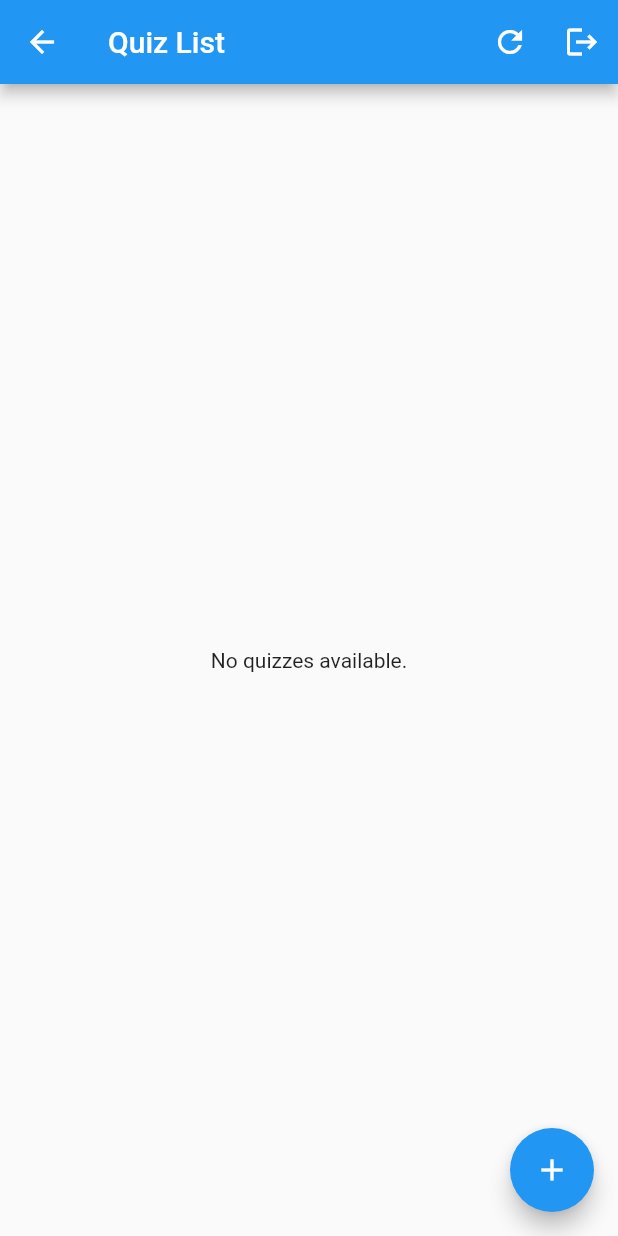
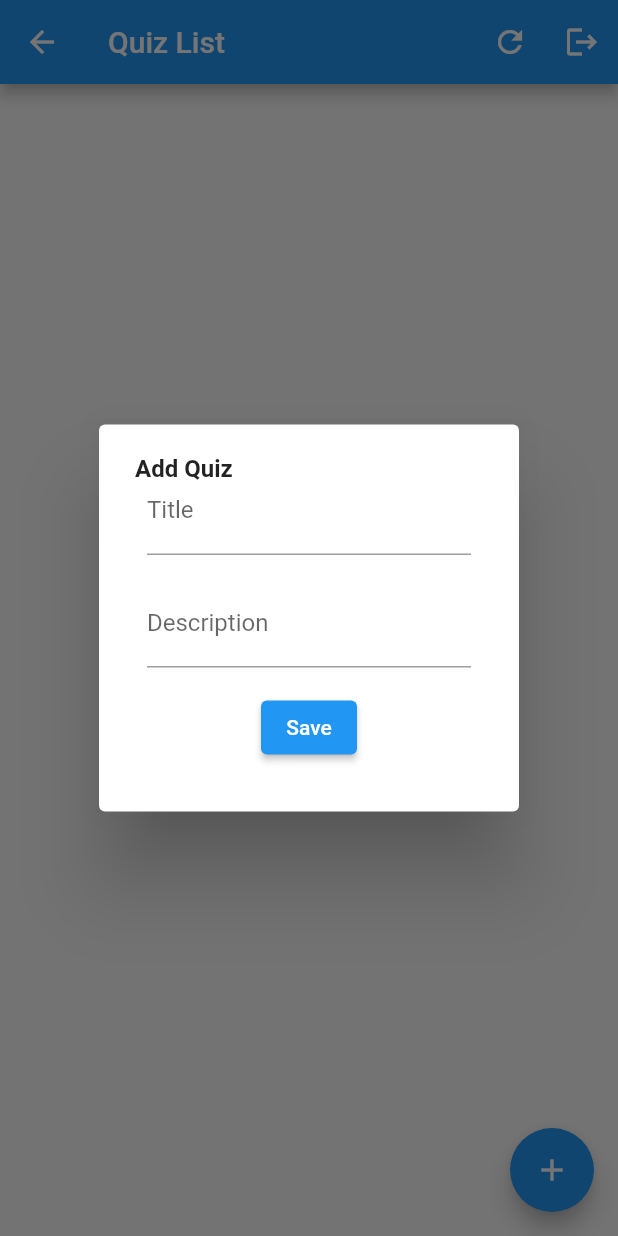
Before and after one commit to HiepHT411/quizServerSide, a Flutter app: the QuizListScreen screen opened by its route, after a tap on the "add" icon, on a phone screen of 412 x 824 dp. Run offline on Flutter 3.47's test engine with Material 2 defaults, Android fonts, the phone set to English and light mode, and no system bars; our stand-ins replace shared_preferences; accounts and stored records are empty; network calls fail.

Commit message:
create new quiz, consistent updates between routes

```diff
--- a/goquiz_ui/lib/providers/quiz_provider.dart
+++ b/goquiz_ui/lib/providers/quiz_provider.dart
@@ -98,7 +98,7 @@ class QuizProvider with ChangeNotifier {
     }
   }
 
-  Future<Question> addQuestion(
+  Future<Quiz> addQuestion(
       int quizID, String prompt, List<Answer> answers) async {
     var authToken = await authProvider.accessToken;
     final response = await http.post(
@@ -114,21 +114,68 @@ class QuizProvider with ChangeNotifier {
     if (response.statusCode == 200) {
       final data = jsonDecode(response.body);
       notifyListeners();
-      return Question(
+      return Quiz(
         id: data['id'],
-        questionText: data['prompt'],
-        answers: (data['answers'] as List<dynamic>)
-            .map((json) => Answer(
+        title: data['title'],
+        description: data['description'],
+        questions: (data['questions'] as List<dynamic>)
+            .map((json) => Question(
                   id: json['id'],
-                  text: json['text'],
-                  correct: json['correct'],
+                  questionText: json['prompt'],
+                  answers: (json['answers'] as List<dynamic>)
+                      .map((json) => Answer(
+                            id: json['id'],
+                            text: json['text'],
+                            correct: json['correct'],
+                          ))
+                      .toList(),
+                  isMultipleChoice: true,
                 ))
             .toList(),
-        isMultipleChoice: true,
       );
     } else {
       log('Failed to add question: ${response.statusCode}');
       throw Exception('Failed to add question');
     }
   }
+
+  Future<Quiz> addQuiz(String title, String description) async {
+    var authToken = await authProvider.accessToken;
+    final response = await http.post(Uri.parse('$API_URL/quizzes'),
+        body: jsonEncode(<String, String>{
+          'title': title,
+          'description': description,
+        }),
+        headers: <String, String>{
+          'Content-Type': 'application/json',
+          'Authorization': 'Bearer $authToken'
+        });
+
+    if (response.statusCode == 201) {
+      final data = jsonDecode(response.body);
+      notifyListeners();
+      return Quiz(
+        id: data['id'],
+        title: data['title'],
+        description: data['description'],
+        questions: (data['questions'] as List<dynamic>)
+            .map((json) => Question(
+                  id: json['id'],
+                  questionText: json['prompt'],
+                  answers: (json['answers'] as List<dynamic>)
+                      .map((json) => Answer(
+                            id: json['id'],
+                            text: json['text'],
+                            correct: json['correct'],
+                          ))
+                      .toList(),
+                  isMultipleChoice: true,
+                ))
+            .toList(),
+      );
+    } else {
+      log('Failed to add quiz: ${response.statusCode}');
+      throw Exception('Failed to add quiz');
+    }
+  }
 }
--- a/goquiz_ui/lib/views/quiz/quiz_detail_screen.dart
+++ b/goquiz_ui/lib/views/quiz/quiz_detail_screen.dart
@@ -27,7 +27,12 @@ class _QuizDetailScreenState extends State<QuizDetailScreen> {
 
   @override
   Widget build(BuildContext context) {
-    return Scaffold(
+    return WillPopScope(
+        onWillPop: () async {
+          Navigator.pop(context, _quiz);
+          return true;
+        },
+        child: Scaffold(
           appBar: AppBar(
             title: Text(_quiz.title),
             actions: [
@@ -44,12 +49,17 @@ class _QuizDetailScreenState extends State<QuizDetailScreen> {
           ),
           body: _buildQuizQuestionsList(),
           floatingActionButton: FloatingActionButton(
-          onPressed: () {
-            Navigator.pushNamed(context, AppRoutes.questionForm,
-                arguments: _quiz.id);
+              tooltip: "Add Question",
+              onPressed: () async {
+                Quiz tmpQuiz = await Navigator.pushNamed(
+                        context, AppRoutes.questionForm, arguments: _quiz.id)
+                    as Quiz;
+                setState(() {
+                  _quiz = tmpQuiz;
+                });
               },
               child: const Icon(Icons.add)),
-    );
+        ));
   }
 
   Widget _buildQuizQuestionsList() {
@@ -93,8 +103,9 @@ class _QuizDetailScreenState extends State<QuizDetailScreen> {
       ScaffoldMessenger.of(context).showSnackBar(SnackBar(
         content: Text(e.toString()),
       ));
+    } finally {
+      Navigator.of(context).pop();
     }
-    Navigator.of(context).pop();
   }
 
   void _showEditDialog() {
--- a/goquiz_ui/lib/views/quiz/quiz_list_screen.dart
+++ b/goquiz_ui/lib/views/quiz/quiz_list_screen.dart
@@ -51,9 +51,8 @@ class _QuizListScreenState extends State<QuizListScreen> {
       ),
       body: _buildQuizList(_quizzes),
       floatingActionButton: FloatingActionButton(
-        onPressed: () {
-          // TODO: Handle creating a new quiz
-        },
+        tooltip: "Add Quiz",
+        onPressed: _addQuiz,
         child: const Icon(Icons.add),
       ),
     );
@@ -80,11 +79,83 @@ class _QuizListScreenState extends State<QuizListScreen> {
       child: ListTile(
         title: Text(quiz.title),
         subtitle: Text(quiz.description),
-        onTap: () {
-          Navigator.pushNamed(context, AppRoutes.quizDetail.toString(),
-              arguments: quiz);
+        onTap: () async {
+          Quiz tmpQuiz = await Navigator.pushNamed(
+                  context, AppRoutes.quizDetail.toString(), arguments: quiz)
+              as Quiz;
+          setState(() {
+            _quizzes[_quizzes
+                .indexWhere((element) => element.id == tmpQuiz.id)] = tmpQuiz;
+          });
         },
       ),
     );
   }
+
+  void _addQuiz() {
+    showDialog(
+        context: context,
+        builder: (BuildContext context) {
+          final TextEditingController titleController = TextEditingController();
+          final TextEditingController descriptionController =
+              TextEditingController();
+
+          return AlertDialog(
+              content: Stack(
+            children: <Widget>[
+              const Text("Add Quiz",
+                  style: TextStyle(fontWeight: FontWeight.bold, fontSize: 16)),
+              Form(
+                child: Column(
+                  mainAxisSize: MainAxisSize.min,
+                  children: <Widget>[
+                    Padding(
+                      padding: const EdgeInsets.all(8.0),
+                      child: TextFormField(
+                        controller: titleController,
+                        decoration: const InputDecoration(
+                          labelText: 'Title',
+                        ),
+                      ),
+                    ),
+                    Padding(
+                      padding: const EdgeInsets.all(8.0),
+                      child: TextFormField(
+                        controller: descriptionController,
+                        decoration: const InputDecoration(
+                          labelText: 'Description',
+                        ),
+                      ),
+                    ),
+                    Padding(
+                        padding: const EdgeInsets.all(8.0),
+                        child: ElevatedButton(
+                            child: const Text("Save"),
+                            onPressed: () {
+                              _saveAdd(titleController.text,
+                                  descriptionController.text);
+                            }))
+                  ],
+                ),
+              ),
+            ],
+          ));
+        });
+  }
+
+  Future<void> _saveAdd(String title, String description) async {
+    final quizProvider = QuizProvider();
+    try {
+      Quiz tmpQuiz = await quizProvider.addQuiz(title, description);
+      setState(() {
+        _quizzes.add(tmpQuiz);
+      });
+    } catch (e) {
+      ScaffoldMessenger.of(context).showSnackBar(SnackBar(
+        content: Text(e.toString()),
+      ));
+    } finally {
+      Navigator.of(context).pop();
+    }
+  }
 }
```
Also changed, not shown: goquiz_ui/lib/views/question/question_form_screen.dart (+13 -6 lines). Lines whose indentation alone changed are shown as unchanged.
